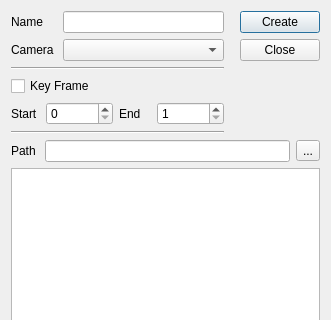
Before: the Qt Designer form ui/form.ui in iceanimations/shot_subm_use_multishot, drawn with Qt 5; both pictures show x 0 to 331 and y 0 to 320 of the 331 by 561 pixel window.
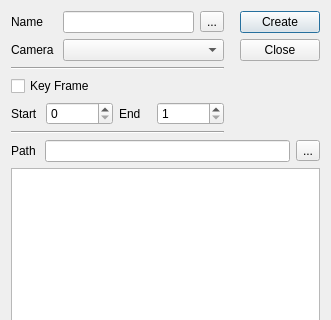
After: the same form once the commit is applied.

Commit message: auto fill button added for shot name

```diff
--- a/ui/form.ui
+++ b/ui/form.ui
@@ -11,7 +11,7 @@
    </rect>
   </property>
   <property name="sizePolicy">
-   <sizepolicy hsizetype="Preferred" vsizetype="Maximum">
+   <sizepolicy hsizetype="Preferred" vsizetype="Preferred">
     <horstretch>0</horstretch>
     <verstretch>0</verstretch>
    </sizepolicy>
@@ -58,6 +58,16 @@
            </property>
           </widget>
          </item>
+         <item>
+          <widget class="QToolButton" name="fillButton">
+           <property name="toolTip">
+            <string>Fill the name box with current camera name</string>
+           </property>
+           <property name="text">
+            <string>...</string>
+           </property>
+          </widget>
+         </item>
         </layout>
        </item>
        <item>
```
Left out of the diff: 6 changed lines with no effect on the pictures. The commit also changes 2 other files.
